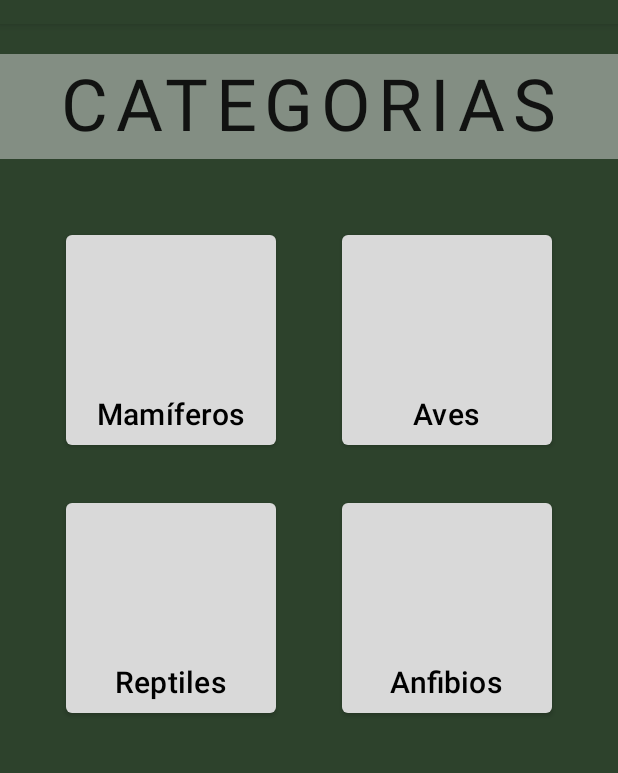
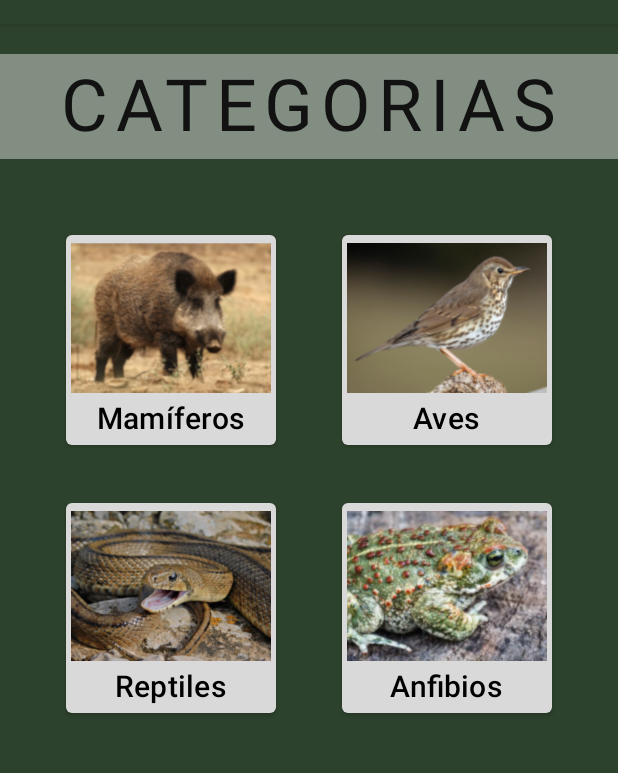
Before and after one commit to FaunaVal/FaunaVal-App, an Android app built with Jetpack Compose: the CategoriesScreen screen opened through its navigation route, on a phone screen of 412 x 824 dp, the part 60-833 px from its top. Run offline under Robolectric (Android 15) with nearby library versions, the phone set to English and light mode, and no system bars.

Commit message:
[NEW] image category buttons (and some dependencies)

```diff
--- a/app/build.gradle
+++ b/app/build.gradle
@@ -55,6 +55,10 @@ dependencies {
     implementation "androidx.compose.ui:ui-tooling-preview:$compose_ui_version"
     implementation 'androidx.compose.material:material:1.2.0'
     implementation 'androidx.navigation:navigation-compose:2.5.3'
+    implementation "com.squareup.picasso:picasso:2.71828"
+    implementation "com.squareup.retrofit2:retrofit:2.9.0"
+    implementation "com.squareup.retrofit2:converter-gson:2.9.0"
+    implementation 'org.jetbrains.kotlinx:kotlinx-coroutines-android:1.6.4'
     testImplementation 'junit:junit:4.13.2'
     androidTestImplementation 'androidx.test.ext:junit:1.1.5'
     androidTestImplementation 'androidx.test.espresso:espresso-core:3.5.1'
--- a/app/src/main/AndroidManifest.xml
+++ b/app/src/main/AndroidManifest.xml
@@ -1,6 +1,8 @@
 <?xml version="1.0" encoding="utf-8"?>
 <manifest xmlns:android="http://schemas.android.com/apk/res/android"
     xmlns:tools="http://schemas.android.com/tools">
+
+    <uses-permission android:name="android.permission.INTERNET"/>
 
     <application
         android:allowBackup="true"
--- a/app/src/main/java/com/torregrosa/faunaval/ui/CategoriesActivity.kt
+++ b/app/src/main/java/com/torregrosa/faunaval/ui/CategoriesActivity.kt
@@ -1,6 +1,8 @@
 package com.torregrosa.faunaval.ui
 
+import androidx.annotation.DrawableRes
 import androidx.annotation.StringRes
+import androidx.compose.foundation.Image
 import androidx.compose.foundation.background
 import androidx.compose.foundation.layout.*
 import androidx.compose.material.Button
@@ -11,6 +13,7 @@ import androidx.compose.runtime.Composable
 import androidx.compose.ui.Alignment
 import androidx.compose.ui.Modifier
 import androidx.compose.ui.platform.LocalContext
+import androidx.compose.ui.res.painterResource
 import androidx.compose.ui.res.stringResource
 import androidx.compose.ui.text.style.TextAlign
 import androidx.compose.ui.tooling.preview.Preview
@@ -64,6 +67,7 @@ fun Title(modifier: Modifier = Modifier) {
 @Composable
 fun SelectCategoryButton(
     @StringRes labelResourceId: Int,
+    @DrawableRes drawableResId : Int,
     onClick: () -> Unit,
     modifier: Modifier = Modifier
 ) {
@@ -72,13 +76,22 @@ fun SelectCategoryButton(
         modifier = modifier
             .height(140.dp)
             .width(140.dp),
+        contentPadding = PaddingValues(0.dp),
         colors = ButtonDefaults.buttonColors(
             backgroundColor = ButtonColor
         )
     ) {
-        Box(
+        Column(
             modifier = Modifier.fillMaxSize(),
-            contentAlignment = Alignment.BottomCenter){
+            verticalArrangement = Arrangement.SpaceEvenly,
+            horizontalAlignment = Alignment.CenterHorizontally,
+            ){
+            Image(
+                painter = painterResource(id = drawableResId),
+                contentDescription = null,
+                modifier = Modifier.size(140.dp, 100.dp),
+                alignment = Alignment.TopCenter
+            )
             Text(stringResource(labelResourceId), style = MaterialTheme.typography.h6)
         }
     }
@@ -90,16 +103,16 @@ fun ButtonGrid(){
         horizontalArrangement = Arrangement.SpaceEvenly,
         modifier = Modifier.fillMaxWidth()
     ) {
-        SelectCategoryButton(labelResourceId = R.string.mamiferos, onClick = { /*TODO*/ })
-        SelectCategoryButton(labelResourceId = R.string.aves, onClick = { /*TODO*/ })
+        SelectCategoryButton(labelResourceId = R.string.mamiferos, drawableResId = R.drawable.mamifero , onClick = { /*TODO*/ })
+        SelectCategoryButton(labelResourceId = R.string.aves, drawableResId = R.drawable.ave , onClick = { /*TODO*/ })
     }
     Spacer(modifier = Modifier.height(8.dp))
     Row(
         horizontalArrangement = Arrangement.SpaceEvenly,
         modifier = Modifier.fillMaxWidth()
     ) {
-        SelectCategoryButton(labelResourceId = R.string.reptiles, onClick = { /*TODO*/ })
-        SelectCategoryButton(labelResourceId = R.string.anfibios, onClick = { /*TODO*/ })
+        SelectCategoryButton(labelResourceId = R.string.reptiles, drawableResId = R.drawable.reptil , onClick = { /*TODO*/ })
+        SelectCategoryButton(labelResourceId = R.string.anfibios, drawableResId = R.drawable.anfibio , onClick = { /*TODO*/ })
     }
 }
 
```
